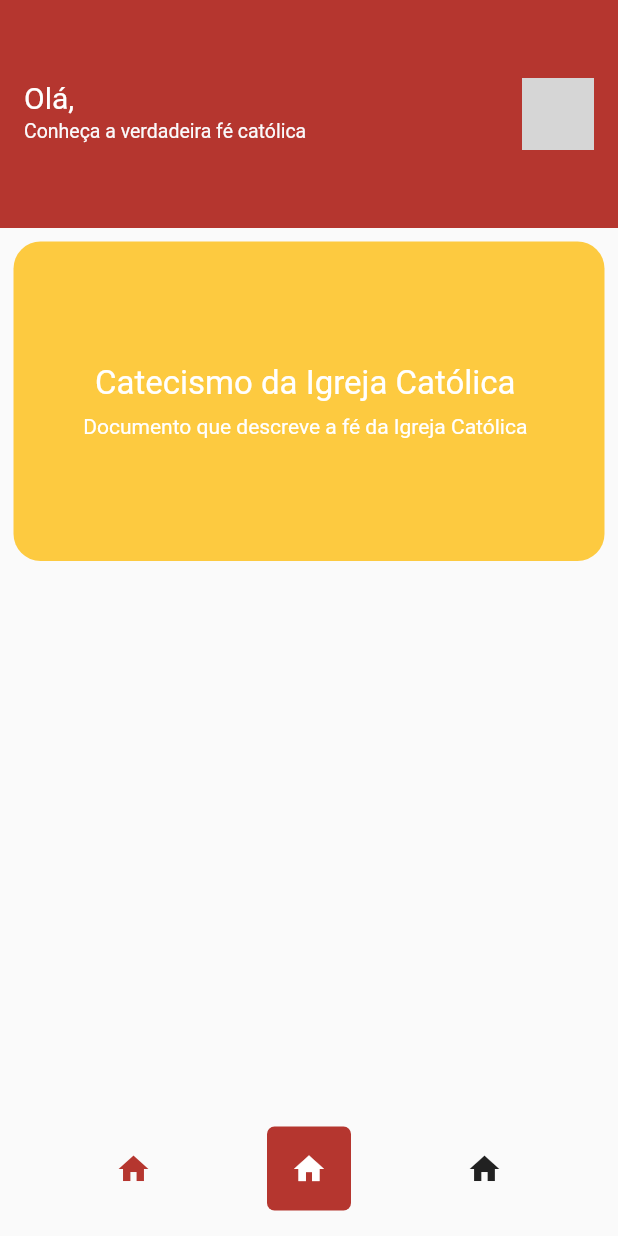
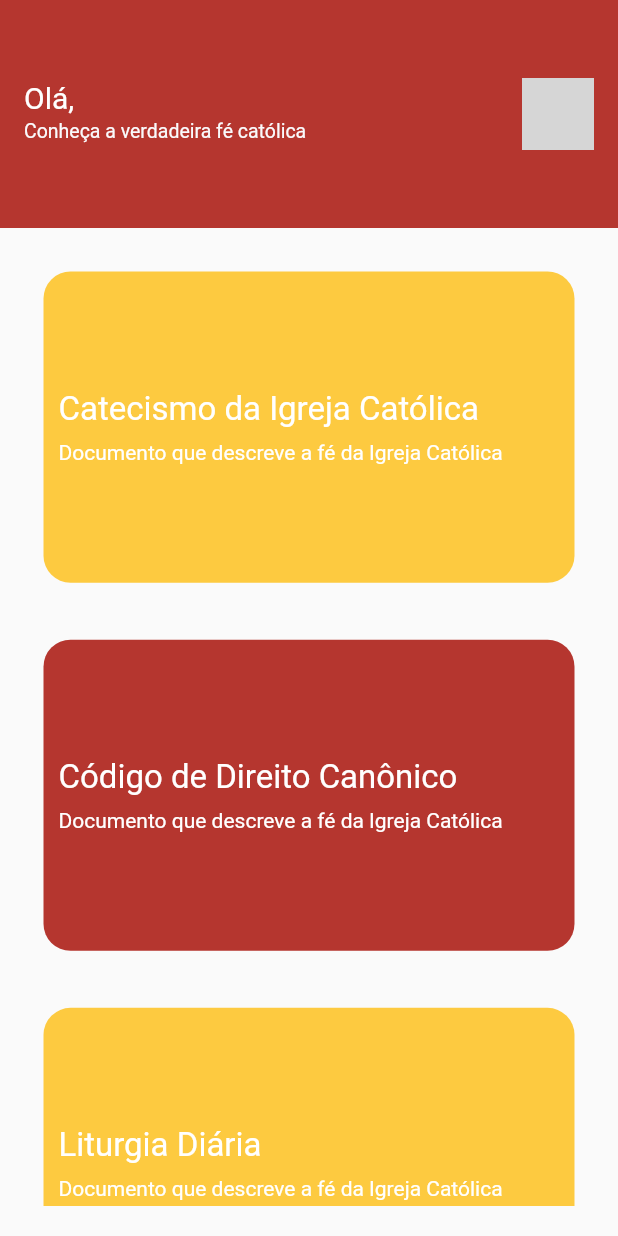
Before and after one commit to catechesis-catolica/catechesis, a Flutter app: the HomePage screen opened directly with empty values, on a phone screen of 412 x 824 dp. Run offline on Flutter 3.47's test engine with Material 2 defaults, Android fonts, the phone set to English and light mode, and no system bars; our stand-ins replace firebase_core, google_fonts, google_sign_in, shared_preferences; missing offline and left inert: animated_card; accounts and stored records are empty; network calls fail; grey boxes are pictures that could not be loaded.

Commit message:
17.01.2022
Atualização de 17.01.2022. Ainda com problemas ao mudar de tela.

```diff
--- a/lib/modules/home/components/body.dart
+++ b/lib/modules/home/components/body.dart
@@ -1,6 +1,6 @@
+import 'package:catechesis/modules/home/components/catechesis_card.dart';
 import 'package:catechesis/shared/models/card_options.dart';
-import 'package:catechesis/shared/themes/appcolors.dart';
-import 'package:catechesis/size_config.dart';
+//import 'package:catechesis/size_config.dart';
 import 'package:flutter/material.dart';
 
 class Body extends StatelessWidget {
@@ -8,71 +8,28 @@ class Body extends StatelessWidget {
 
   @override
   Widget build(BuildContext context) {
-    return Column(
-      children: const <Widget>[
-        CatechesisCard(),
-      ]
-    );
-  }
-}
-
-class CatechesisCard extends StatefulWidget {
-  const CatechesisCard({Key? key}) : super(key: key);
-
-  @override
-  State<CatechesisCard> createState() => _CatechesisCardState();
-}
-
-class _CatechesisCardState extends State<CatechesisCard> {
-  @override
-  Widget build(BuildContext context) {
-    double defaultSize = SizeConfig.defaultSize;
-    return Padding(
-      padding: const EdgeInsets.all(9.0),
-      child: AspectRatio(
-        aspectRatio: 1.85,
-        child: Container(
-          decoration: BoxDecoration(
-            color: cardOptions[0].color,
-            borderRadius: BorderRadius.circular(defaultSize * 1.8),
-          ),
-          child: Row(
+    return SafeArea(
+      child: Column(
         children: <Widget>[
           Expanded(
             child: Padding(
-                  padding: EdgeInsets.all(defaultSize * 1),
-                  child: Column(
-                    children: <Widget>[
-                      const Spacer(),
-                      Text(
-                        cardOptions[0].title,
-                        style: TextStyle(
-                          fontSize: defaultSize * 2.2,
-                          color: Colors.white,
-                          //maxLines: 2,
-                          overflow: TextOverflow.ellipsis,
+              padding:
+                const EdgeInsets.symmetric(horizontal: 20, vertical: 20),
+                //EdgeInsets.symmetric(horizontal: SizeConfig.defaultSize * 2),
+              child: GridView.builder(
+                itemCount: cardOptions.length,
+                gridDelegate: const SliverGridDelegateWithFixedCrossAxisCount(
+                  crossAxisCount: 1,
+                  mainAxisSpacing: 20,
+                  childAspectRatio: 1.65,
                 ),
-                      ),
-                      SizedBox(height: defaultSize * 0.8), //espaçamento entre título e subtítulo
-                      Text(
-                        cardOptions[0].description,
-                        style: const TextStyle(
-                          color: AppColors.background,
-                          overflow: TextOverflow.ellipsis,
-                        ),
-                      ),
-                      const Spacer(),
-                    ],
+                itemBuilder: (context, index) => CatechesisCard(
+                  cardOption: cardOptions[index],
                 ),
               ),
             ),
-              SizedBox(width: defaultSize * 0.5), //ajustar na horizontal os textos
-            ],
-          )
           ),
-
-
-
+        ]
       ),
     );
   }
--- /dev/null
+++ b/lib/modules/home/components/catechesis_card.dart
@@ -0,0 +1,58 @@
+import 'package:catechesis/shared/models/card_options.dart';
+import 'package:catechesis/shared/themes/appcolors.dart';
+import 'package:catechesis/size_config.dart';
+import 'package:flutter/material.dart';
+
+class CatechesisCard extends StatelessWidget {
+  final CardOptions cardOption;
+
+  const CatechesisCard({Key? key, required this.cardOption}) : super(key: key);
+
+  @override
+  Widget build(BuildContext context) {
+    double defaultSize = SizeConfig.defaultSize;
+    return Padding(
+      padding: const EdgeInsets.all(9.0),
+      child: Container(
+        decoration: BoxDecoration(
+          color: cardOption.color,
+          borderRadius: BorderRadius.circular(defaultSize * 1.8),
+        ),
+        child: Row(
+          children: <Widget>[
+            Expanded(
+              child: Padding(
+                padding: EdgeInsets.all(defaultSize * 1),
+                child: Column(
+                  crossAxisAlignment: CrossAxisAlignment.start,
+                  children: <Widget>[
+                    const Spacer(),
+                    Text(
+                      cardOption.title,
+                      style: TextStyle(
+                        fontSize: defaultSize * 2.2,
+                        color: Colors.white,
+                        //maxLines: 2,
+                        overflow: TextOverflow.ellipsis,
+                      ),
+                    ),
+                    SizedBox(height: defaultSize * 0.8), //espaçamento entre título e subtítulo
+                    Text(
+                      cardOption.description,
+                      style: const TextStyle(
+                        color: AppColors.background,
+                        overflow: TextOverflow.ellipsis,
+                      ),
+                    ),
+                    const Spacer(),
+                  ],
+                ),
+              ),
+            ),
+            SizedBox(width: defaultSize * 0.5), //ajustar na horizontal os textos
+          ],
+        )
+      ),
+    );
+  }
+}
--- a/lib/modules/home/home_page.dart
+++ b/lib/modules/home/home_page.dart
@@ -59,8 +59,7 @@ class _HomePageState extends State<HomePage> {
       ),
       body: const Body(),
       //body: pages[controller.currentPage], //MUDAR DE PÁGINA
-
-      bottomNavigationBar: SizedBox(
+      /*bottomNavigationBar: SizedBox(
         height: 90,
         child: Row(
           mainAxisAlignment: MainAxisAlignment.spaceEvenly,
@@ -76,7 +75,7 @@ class _HomePageState extends State<HomePage> {
             )),
             GestureDetector(
               onTap: () {
-                print("Clicou");
+                print('Clicou');
               },
               child: Container(
                 width: 56,
@@ -96,11 +95,11 @@ class _HomePageState extends State<HomePage> {
               setState(() {});
             },
             icon: const Icon(
-              Icons.home
+              Icons.person
             )),
           ],
         ),
-      ),
+      ),*/
     );
   }
 }
--- a/lib/shared/models/card_options.dart
+++ b/lib/shared/models/card_options.dart
@@ -32,4 +32,10 @@ List<CardOptions> cardOptions = [
     description: "Documento que descreve a fé da Igreja Católica",
     color: AppColors.secondary,
   ),
+    CardOptions(
+    id: 4,
+    title: "Santo Amigo",
+    description: "Conheço a vida dos santos",
+    color: AppColors.primary,
+  ),
 ];
```
Lines whose indentation alone changed are shown as unchanged.
